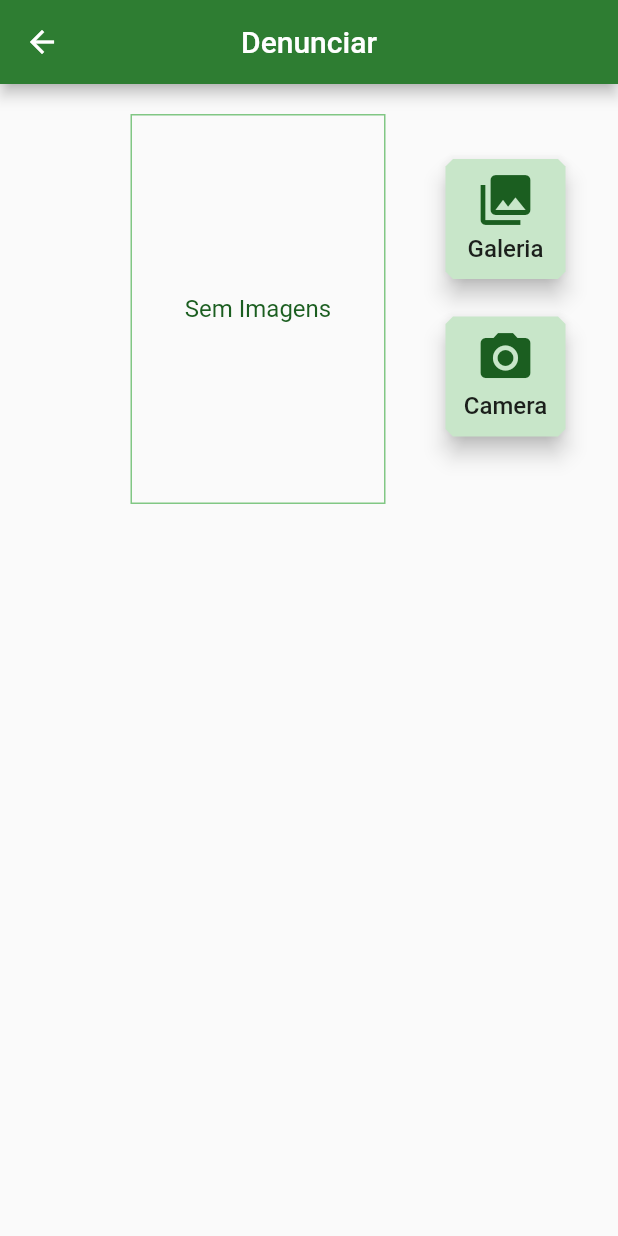
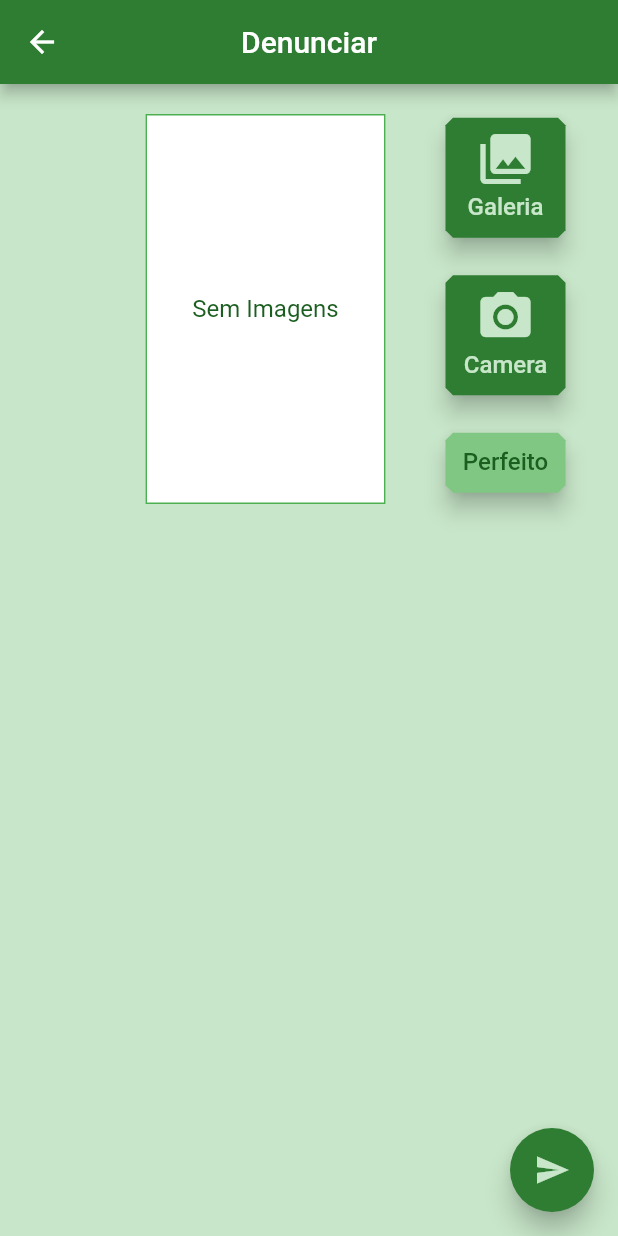
Before and after one commit to fcraveiro/codevida, a Flutter app: the Camera screen opened by its route, on a phone screen of 412 x 824 dp. Run offline on Flutter 3.47's test engine with Material 2 defaults, Android fonts, the phone set to English and light mode, and no system bars; our stand-ins replace image_picker; network calls fail; statements that could not run were skipped.

Commit message:
Avatar Lista Noticias Drawer Colocando Fontes Camera

```diff
--- a/lib/screens/camera.dart
+++ b/lib/screens/camera.dart
@@ -4,13 +4,11 @@ import 'dart:async';
 import 'package:image_picker/image_picker.dart';
 
 class Camera extends StatefulWidget {
-
   @override
   _CameraState createState() => _CameraState();
 }
 
 class _CameraState extends State<Camera> {
-
   File _image;
 
   Future getGaleria() async {
@@ -29,64 +27,35 @@ class _CameraState extends State<Camera> {
 
   @override
   Widget build(BuildContext context) {
-
     return Scaffold(
+      backgroundColor: Colors.green[100],
       appBar: AppBar(
         title: new Text('Denunciar'),
         backgroundColor: Colors.green[800],
         centerTitle: true,
       ),
-      body:
-
-
-
-
-
-//    return MaterialApp(
-//      debugShowCheckedModeBanner: false,
-//      home: Scaffold(
-
-//  **************************** APPBAR *******************
-
-//        appBar: AppBar(
-//          title: Text('AppBar'),
-//          backgroundColor: Colors.green[700],
-//          centerTitle: true,
-//       ),
 
 //  FLOATING *********************************************
 
-      /*
       floatingActionButton: new FloatingActionButton(
         mini: false,
         onPressed: getCamera,
         elevation: 7.0,
         tooltip: 'Tirar Foto',
-          shape: CircleBorder(
-            side: BorderSide(
-              color: Colors.blue,
-              width: 1.5,
-              style: BorderStyle.solid,
+        child: new Icon(Icons.send),
+        backgroundColor: Colors.green[800],
+        foregroundColor: Colors.green[100],
       ),
-          ),
-          child: new Icon(Icons.add_a_photo),
-          backgroundColor: Colors.white,
-          foregroundColor: Colors.blue,
-        ),
-*/
 
 //  BODY *************************************************
 
-//        body: Column(
-
-    Column(
-
+      body: Column(
         children: <Widget>[
           Row(
             mainAxisAlignment: MainAxisAlignment.center,
             children: <Widget>[
 
-//  PAGINA ***********************************************
+//  PAGINA ***********************************************,
 
               Expanded(
                 child: Column(
@@ -97,11 +66,12 @@ class _CameraState extends State<Camera> {
                         top: 20.0,
                         right: 40.0,
                       ),
-                        width: 170.0,
+                      width: 160.0,
                       height: 260.0,
                       decoration: ShapeDecoration(
+                          color: Colors.white,
                           shape: Border.all(
-                              color: Colors.green[300],
+                        color: Colors.green[500],
                         width: 1.0,
                         style: BorderStyle.solid,
                       )),
@@ -135,13 +105,13 @@ class _CameraState extends State<Camera> {
                 children: <Widget>[
                   Container(
                     padding: EdgeInsets.all(0.0),
-                      margin: EdgeInsets.only(top: 5.0, right: 35.0),
+                    margin: EdgeInsets.only(top: 15.0, right: 35.0),
                     width: 80.0,
                     height: 80.0,
                     child: RaisedButton(
                       padding: EdgeInsets.all(0.0),
                       onPressed: getGaleria,
-                        color: Colors.green[100],
+                      color: Colors.green[800],
                       elevation: 6.0,
                       shape: BeveledRectangleBorder(
                         borderRadius: BorderRadius.all(
@@ -158,7 +128,7 @@ class _CameraState extends State<Camera> {
                             child: Icon(
                               Icons.photo_library,
                               size: 40.0,
-                                color: Colors.green[900],
+                              color: Colors.green[100],
                             ),
                           ),
                           Container(
@@ -168,6 +138,7 @@ class _CameraState extends State<Camera> {
                               'Galeria',
                               style: TextStyle(
                                 fontSize: 16.0,
+                                color: Colors.green[100],
                               ),
                               textAlign: TextAlign.center,
                             ),
@@ -184,7 +155,7 @@ class _CameraState extends State<Camera> {
                     child: RaisedButton(
                       padding: EdgeInsets.all(0.0),
                       onPressed: getCamera,
-                        color: Colors.green[100],
+                      color: Colors.green[800],
                       elevation: 6.0,
                       shape: BeveledRectangleBorder(
                         borderRadius: BorderRadius.all(
@@ -201,7 +172,7 @@ class _CameraState extends State<Camera> {
                             child: Icon(
                               Icons.photo_camera,
                               size: 40.0,
-                                color: Colors.green[900],
+                              color: Colors.green[100],
                             ),
                           ),
                           Container(
@@ -211,6 +182,7 @@ class _CameraState extends State<Camera> {
                               'Camera',
                               style: TextStyle(
                                 fontSize: 16.0,
+                                color: Colors.green[100],
                               ),
                               textAlign: TextAlign.center,
                             ),
@@ -219,6 +191,42 @@ class _CameraState extends State<Camera> {
                       ),
                     ),
                   ),
+                  Container(
+                    padding: EdgeInsets.all(0.0),
+                    margin: EdgeInsets.only(top: 25.0, right: 35.0),
+                    width: 80.0,
+                    height: 40.0,
+                    child: RaisedButton(
+                      padding: EdgeInsets.all(0.0),
+                      onPressed: getCamera,
+                      color: Colors.green[300],
+                      elevation: 6.0,
+                      shape: BeveledRectangleBorder(
+                        borderRadius: BorderRadius.all(
+                          Radius.circular(5.0),
+                        ),
+                      ),
+                      child: Column(
+                        children: <Widget>[
+                          Container(
+                            padding: EdgeInsets.only(top: 10.0),
+                            width: 75.0,
+                            height: 40.0,
+                            child: Text(
+                              'Perfeito',
+                              style: TextStyle(
+                                fontSize: 16.0,
+                                color: Colors.green[900],
+                              ),
+                              textAlign: TextAlign.center,
+                            ),
+                          ),
+                        ],
+                      ),
+                    ),
+                  ),
+
+
                 ],
               ),
             ],
@@ -229,9 +237,7 @@ class _CameraState extends State<Camera> {
           Row(
             mainAxisAlignment: MainAxisAlignment.center,
             children: <Widget>[
-
 //  FOTO *************************************************
-
             ],
           ),
         ],
--- a/lib/screens/lateral.dart
+++ b/lib/screens/lateral.dart
@@ -1,6 +1,7 @@
 import 'package:flutter/material.dart';
 import 'noticias.dart';
 import 'animais.dart';
+import 'camera.dart';
 
 class Lateral extends StatelessWidget {
   @override
@@ -183,6 +184,35 @@ class Lateral extends StatelessWidget {
                   indent: 0.0,
                   height: 1.0,
                 ),
+                ListTile(
+                  title: Text(
+                    'Denúncia',
+                    style: TextStyle(
+                      fontFamily: 'Libre',
+                      fontSize: 20.0,
+                      color: Colors.white,
+                    ),
+                  ),
+                  leading: Container(
+                    width: 30.0,
+                    height: 30.0,
+                    child: Image.asset(
+                      'assets/news.png',
+                      fit: BoxFit.contain,
+                      color: Colors.white,
+                    ),
+                  ),
+                  onTap: () {
+                    Navigator.pop(context);
+                    Navigator.of(context).push(
+                      new MaterialPageRoute(
+                        builder: (context) {
+                          return new Camera();
+                        },
+                      ),
+                    );
+                  },
+                ),
                 new Divider(
                   color: Colors.white,
                   indent: 0.0,
```
Lines whose indentation alone changed are shown as unchanged.
